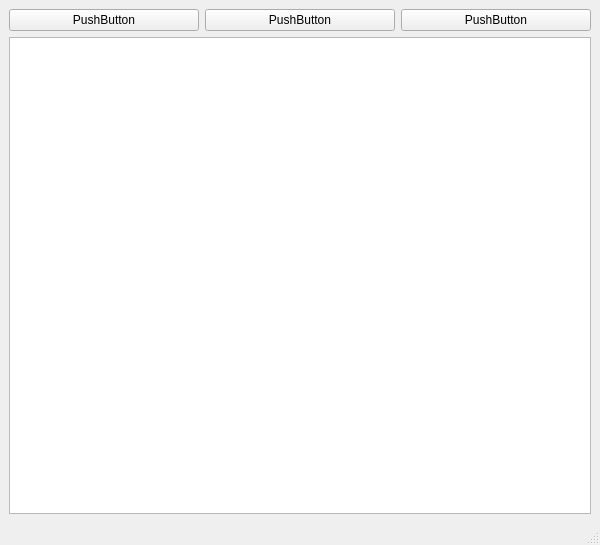
First picture: the form in main_window.ui, repository myrzh/gradebook_sandbox, before the edit.
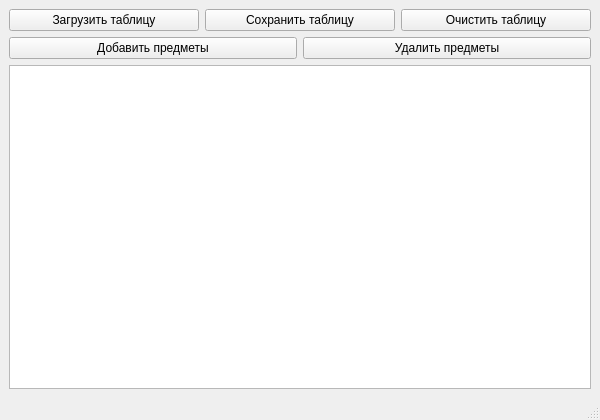
Second picture: the form after the edit.

Commit message: create table

Diff of the .ui file:
```diff
--- a/main_window.ui
+++ b/main_window.ui
@@ -7,7 +7,7 @@
     <x>0</x>
     <y>0</y>
     <width>600</width>
-    <height>545</height>
+    <height>420</height>
    </rect>
   </property>
   <property name="minimumSize">
@@ -25,30 +25,49 @@
    </property>
    <layout class="QVBoxLayout" name="verticalLayout_4">
     <item>
-     <layout class="QHBoxLayout" name="horizontalLayout">
-      <property name="sizeConstraint">
-       <enum>QLayout::SetDefaultConstraint</enum>
-      </property>
+     <layout class="QVBoxLayout" name="verticalLayout_8">
       <item>
-       <widget class="QPushButton" name="pushButton_3">
-        <property name="text">
-         <string>PushButton</string>
-        </property>
-       </widget>
-      </item>
+       <layout class="QHBoxLayout" name="horizontalLayout_3">
       <item>
        <widget class="QPushButton" name="pushButton_2">
         <property name="text">
-         <string>PushButton</string>
+           <string>Загрузить таблицу</string>
+          </property>
+         </widget>
+        </item>
+        <item>
+         <widget class="QPushButton" name="pushButton_5">
+          <property name="text">
+           <string>Сохранить таблицу</string>
         </property>
        </widget>
       </item>
       <item>
        <widget class="QPushButton" name="pushButton">
         <property name="text">
-         <string>PushButton</string>
-        </property>
-       </widget>
+           <string>Очистить таблицу</string>
+          </property>
+         </widget>
+        </item>
+       </layout>
+      </item>
+      <item>
+       <layout class="QHBoxLayout" name="horizontalLayout_5">
+        <item>
+         <widget class="QPushButton" name="pushButton_4">
+          <property name="text">
+           <string>Добавить предметы</string>
+          </property>
+         </widget>
+        </item>
+        <item>
+         <widget class="QPushButton" name="pushButton_3">
+          <property name="text">
+           <string>Удалить предметы</string>
+          </property>
+         </widget>
+        </item>
+       </layout>
       </item>
      </layout>
     </item>
```
Lines whose indentation alone changed are shown as unchanged. The commit also changes 2 other files.
